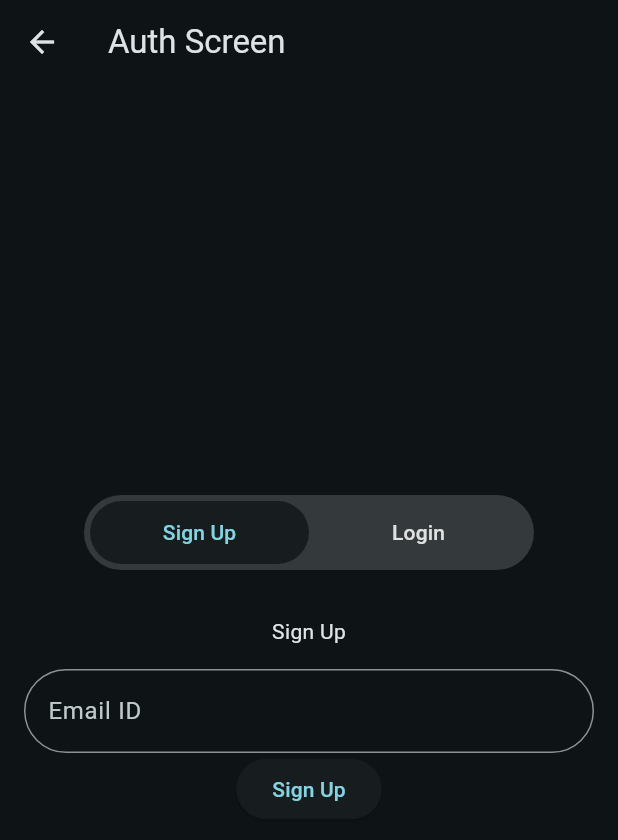
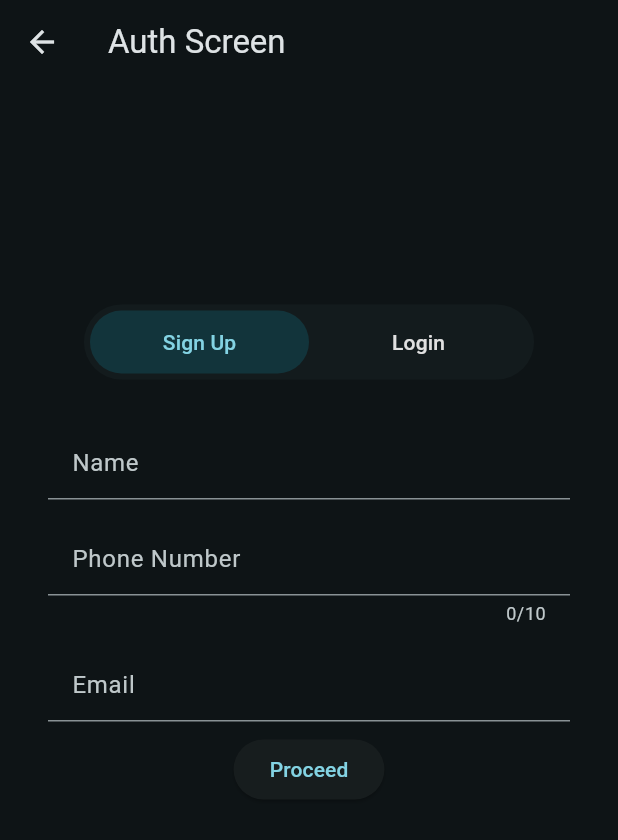
Before and after one commit to abhi259/chat_app_supabase, a Flutter app: the screen it shows after launch, after a tap on "Next", on a phone screen of 412 x 824 dp. Shown: the top 840 px of the screen. Run offline on Flutter 3.47's test engine with Material 3 defaults, Android fonts, the phone set to English and light mode, and no system bars; our stand-ins replace flutter_dotenv, flutter_riverpod, go_router, supabase_flutter; accounts and stored records are empty.

Commit message:
create user (WIP)

```diff
--- a/lib/features/auth/views/auth_screen.dart
+++ b/lib/features/auth/views/auth_screen.dart
@@ -1,6 +1,7 @@
 import 'dart:async';
 
 import 'package:chat_app_supabase/core/supabase_services/supabase_client.dart';
+import 'package:chat_app_supabase/features/auth/widgets/sign_up_page.dart';
 import 'package:flutter/material.dart';
 import 'package:flutter_riverpod/flutter_riverpod.dart';
 import 'package:supabase_flutter/supabase_flutter.dart';
@@ -21,23 +22,6 @@ class _AuthScreenState extends ConsumerState<AuthScreen>
   final PageController _pageController = PageController(initialPage: 0);
   late AnimationController _animationController;
   late Animation<double> _animation;
-  final List<String> _pages = ['Sign Up', 'Login'];
-
-  void _goToPage(int page) {
-    setState(() {
-      isExistingUser = page == 1;
-    });
-    _pageController.animateToPage(
-      page,
-      duration: const Duration(milliseconds: 600),
-      curve: Curves.easeInOut,
-    );
-    if (isExistingUser) {
-      _animationController.forward();
-    } else {
-      _animationController.reverse();
-    }
-  }
 
   @override
   void initState() {
@@ -55,7 +39,24 @@ class _AuthScreenState extends ConsumerState<AuthScreen>
       vsync: this,
       duration: const Duration(milliseconds: 300),
     );
+
     _animation = Tween<double>(begin: 0, end: 1).animate(_animationController);
+  }
+
+  void _goToPage(int page) {
+    setState(() {
+      isExistingUser = page == 1;
+    });
+    _pageController.animateToPage(
+      page,
+      duration: const Duration(milliseconds: 600),
+      curve: Curves.easeInOut,
+    );
+    if (isExistingUser) {
+      _animationController.forward();
+    } else {
+      _animationController.reverse();
+    }
   }
 
   //TODO: check for user in database
@@ -123,42 +124,19 @@ class _AuthScreenState extends ConsumerState<AuthScreen>
         mainAxisAlignment: MainAxisAlignment.center,
         crossAxisAlignment: CrossAxisAlignment.center,
         children: [
-          Padding(
-            padding: const EdgeInsets.all(16.0),
-            child: Column(
+          Column(
             children: [
               _animatedContainer(),
-                const SizedBox(height: 16.0),
-                // SizedBox(
-                //   height: 50,
-                //   child: PageView.builder(
-                //     controller: _pageController,
-                //     itemBuilder: (context, index) {
-                //       final adjustedIndex = index % _pages.length;
-                //       return Center(child: Text(_pages[adjustedIndex]));
-                //     },
-                //     onPageChanged: (index) {
-                //       final newIsExistingUser = index % 2 == 1;
-                //       if (newIsExistingUser != isExistingUser) {
-                //         setState(() {
-                //           isExistingUser = newIsExistingUser;
-                //         });
-                //         if (isExistingUser) {
-                //           _animationController.forward();
-                //         } else {
-                //           _animationController.reverse();
-                //         }
-                //       }
-                //     },
-                //   ),
-                // ),
+              const SizedBox(height: 24.0),
               SizedBox(
-                  height: 50,
+                height: 400,
                 child: PageView(
                   controller: _pageController,
-                      children: [
-                        Center(child: Text('Sign Up')),
-                        Center(child: Text('Login')),
+                  children: const [
+                    SignUpPage(),
+                    Center(
+                      child: Text('Login'),
+                    ),
                   ],
                   onPageChanged: (index) {
                     setState(() => isExistingUser = index == 1);
@@ -167,25 +145,25 @@ class _AuthScreenState extends ConsumerState<AuthScreen>
                     } else {
                       _animationController.reverse();
                     }
-                      }),
-                ),
-                TextField(
-                  controller: _emailController,
-                  keyboardType: TextInputType.emailAddress,
-                  decoration: InputDecoration(
-                    border: OutlineInputBorder(
-                      borderRadius: BorderRadius.circular(100),
-                    ),
-                    labelText: 'Email ID',
-                    hintText: 'Enter your Email ID',
+                  },
                 ),
               ),
-                ElevatedButton(
-                  onPressed: handleLogin,
-                  child: Text(isExistingUser ? "Login" : "Sign Up"),
-                )
+              // TextField(
+              //   controller: _emailController,
+              //   keyboardType: TextInputType.emailAddress,
+              //   decoration: InputDecoration(
+              //     border: OutlineInputBorder(
+              //       borderRadius: BorderRadius.circular(100),
+              //     ),
+              //     labelText: 'Email ID',
+              //     hintText: 'Enter your Email ID',
+              //   ),
+              // ),
+              // ElevatedButton(
+              //   onPressed: handleLogin,
+              //   child: Text(isExistingUser ? "Login" : "Sign Up"),
+              // )
             ],
-            ),
           ),
         ],
       ),
@@ -206,7 +184,7 @@ class _AuthScreenState extends ConsumerState<AuthScreen>
           height: containerHeight,
           padding: const EdgeInsets.symmetric(horizontal: padding, vertical: 4),
           decoration: BoxDecoration(
-            color: Theme.of(context).colorScheme.surfaceBright,
+            color: const Color.fromARGB(255, 19, 27, 29),
             borderRadius: BorderRadius.circular(containerHeight / 2),
           ),
           child: Stack(
@@ -217,7 +195,7 @@ class _AuthScreenState extends ConsumerState<AuthScreen>
                   width: buttonWidth,
                   height: containerHeight - 8, // Adjust for vertical padding
                   decoration: BoxDecoration(
-                    color: Theme.of(context).colorScheme.surfaceContainerLow,
+                    color: const Color.fromARGB(255, 18, 52, 59),
                     borderRadius:
                         BorderRadius.circular((containerHeight - 8) / 2),
                   ),
--- /dev/null
+++ b/lib/features/auth/widgets/sign_up_page.dart
@@ -0,0 +1,104 @@
+import 'package:chat_app_supabase/utils/common_widgets/custom_text_form_field.dart';
+import 'package:chat_app_supabase/utils/regex/regex_utils.dart';
+import 'package:flutter/material.dart';
+import 'package:flutter/services.dart';
+import 'package:go_router/go_router.dart';
+
+class SignUpPage extends StatefulWidget {
+  const SignUpPage({
+    super.key,
+  });
+
+  @override
+  State<SignUpPage> createState() => _SignUpPageState();
+}
+
+class _SignUpPageState extends State<SignUpPage> {
+  final TextEditingController _emailController = TextEditingController();
+  final TextEditingController _nameController = TextEditingController();
+  final TextEditingController _phoneController = TextEditingController();
+  final GlobalKey<FormState> _formKey = GlobalKey<FormState>();
+
+  void handleSubmit() {
+    if (_formKey.currentState!.validate()) {
+      context.go('/auth-screen/create-user', extra: {
+        'name': _nameController.text,
+        'phoneNumber': _phoneController.text,
+        'email': _emailController.text,
+      });
+    } else {}
+  }
+
+  String? validatePhoneNumber(String? value) {
+    if (value == null || value.isEmpty) {
+      return 'Please enter a phone number';
+    }
+    if (value.length != 10) {
+      return 'Phone number must be 10 digits';
+    }
+    if (!RegexUtils.phoneRegex.hasMatch(value)) {
+      return 'Please enter a valid phone number';
+    }
+    return null;
+  }
+
+  String? validateEmailID(String? value) {
+    if (value == null || value.isEmpty) {
+      return 'Please enter an email';
+    }
+    if (!RegexUtils.emailRegex.hasMatch(value)) {
+      return 'Please enter a valid email';
+    }
+    return null;
+  }
+
+  @override
+  Widget build(BuildContext context) {
+    return Form(
+      key: _formKey,
+      child: Container(
+        margin: const EdgeInsets.symmetric(horizontal: 32),
+        height: 400,
+        child: Column(
+          mainAxisSize: MainAxisSize.min,
+          // mainAxisAlignment: MainAxisAlignment.center,
+          // crossAxisAlignment: CrossAxisAlignment.center,
+          children: [
+            customTextFormField(
+              label: 'Name',
+              hintText: 'eg: John Doe',
+              controller: _nameController,
+              keyboardType: TextInputType.name,
+              validator: (value) =>
+                  value!.isEmpty ? 'Please enter your name' : null,
+              textInputAction: TextInputAction.next,
+            ),
+            customTextFormField(
+              label: 'Phone Number',
+              hintText: 'eg: 987654321',
+              controller: _phoneController,
+              keyboardType: TextInputType.phone,
+              inputFormatters: [FilteringTextInputFormatter.digitsOnly],
+              validator: validatePhoneNumber,
+              textInputAction: TextInputAction.next,
+              maxLength: 10,
+            ),
+            customTextFormField(
+              label: 'Email',
+              hintText: 'eg: abc@gmail.com',
+              controller: _emailController,
+              validator: validateEmailID,
+              keyboardType: TextInputType.emailAddress,
+              textInputAction: TextInputAction.done,
+              onFieldSubmitted: (_) => handleSubmit(),
+            ),
+            ElevatedButton(
+              onPressed: handleSubmit,
+              child: const Text("Proceed"),
+            ),
+          ],
+        ),
+      ),
+    );
+  }
+}
--- /dev/null
+++ b/lib/utils/common_widgets/custom_text_form_field.dart
@@ -0,0 +1,34 @@
+import 'package:flutter/material.dart';
+import 'package:flutter/services.dart';
+
+Padding customTextFormField({
+  required String label,
+  required String hintText,
+  required TextEditingController controller,
+  required String? Function(String?) validator,
+  TextInputType keyboardType = TextInputType.text,
+  TextInputAction textInputAction = TextInputAction.next,
+  void Function(String)? onFieldSubmitted,
+  List<TextInputFormatter>? inputFormatters,
+  int? maxLength,
+}) {
+  return Padding(
+    padding: const EdgeInsets.symmetric(vertical: 8.0),
+    child: TextFormField(
+      controller: controller,
+      validator: validator,
+      keyboardType: keyboardType,
+      textInputAction: textInputAction,
+      onFieldSubmitted: onFieldSubmitted,
+      inputFormatters: inputFormatters,
+      maxLength: maxLength,
+      decoration: InputDecoration(
+        label: Text(label),
+        labelStyle: const TextStyle(fontSize: 16),
+        hintText: hintText,
+        hintStyle: TextStyle(fontSize: 16, color: Colors.grey.shade700),
+        contentPadding: const EdgeInsets.symmetric(horizontal: 16),
+      ),
+    ),
+  );
+}
--- /dev/null
+++ b/lib/utils/regex/regex_utils.dart
@@ -0,0 +1,4 @@
+class RegexUtils {
+  static final phoneRegex = RegExp(r'^[0-9]{10}$');
+  static final emailRegex = RegExp(r'^[a-zA-Z0-9._%+-]+@[a-zA-Z0-9.-]+\.[a-zA-Z]{2,}$');
+}
```
Also changed, not shown: lib/features/auth/views/create_user.dart (added, +102 -0 lines), lib/router/routes.dart (+16 -0 lines), lib/features/auth/widgets/sign_in_page.dart (added). Lines whose indentation alone changed are shown as unchanged.
